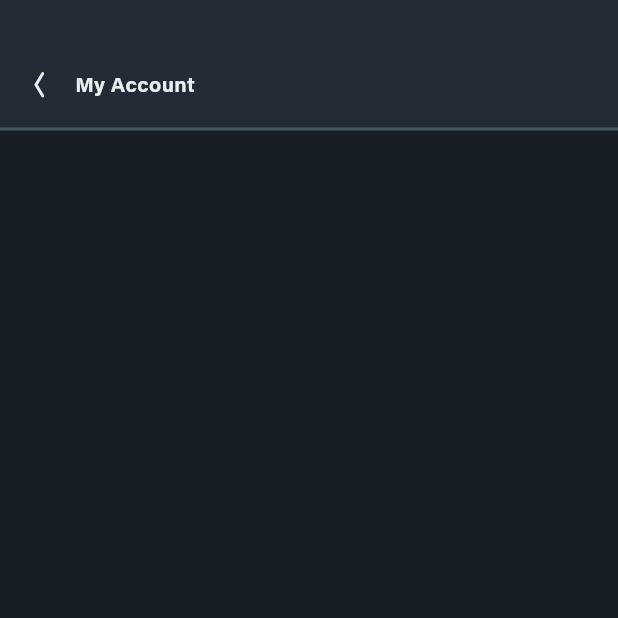
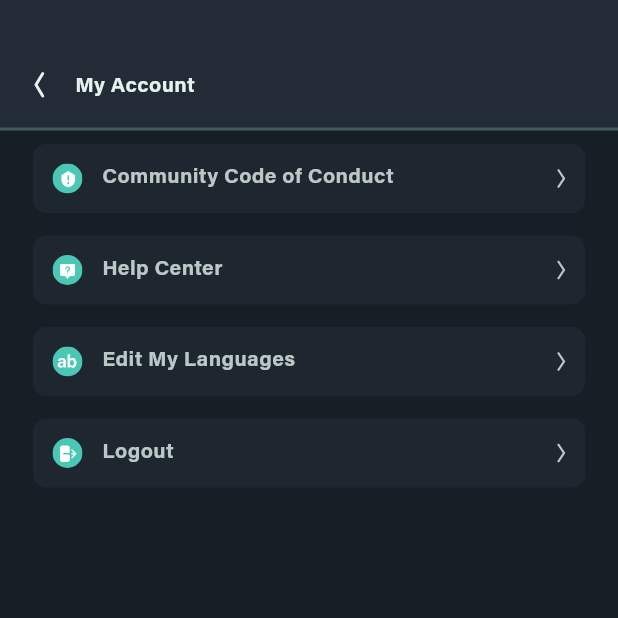
Before and after one commit to aditechdev/arre_assignment_flutter, a Flutter app: the screen it shows after launch, on a phone screen of 412 x 824 dp, the top half of it. Run offline on Flutter 3.47's test engine with Material 2 defaults, Android fonts, the phone set to English and light mode, and no system bars; our stand-ins replace flutter_svg; missing offline and left inert: color_log; project files that could hold a hidden picture were left out.

Commit message:
:sparkles: Created Button for My Account

```diff
--- /dev/null
+++ b/lib/component/myAccountComponent/custom_elevated_button.dart
@@ -0,0 +1,54 @@
+import 'package:arre_assignment_flutter/config/text_style.dart' as tstyle;
+import 'package:arre_assignment_flutter/config/theme/theme_manager.dart';
+import 'package:flutter/material.dart';
+import 'package:flutter_svg/flutter_svg.dart';
+
+class CustomElevatedButtonWidget extends StatelessWidget {
+  const CustomElevatedButtonWidget(
+      {super.key,
+      required this.prefixIcon,
+      required this.title,
+      required this.suffixIcon});
+  final String prefixIcon;
+  final String title;
+  final String suffixIcon;
+
+  @override
+  Widget build(BuildContext context) {
+    var th = theme.currentTheme;
+
+    return GestureDetector(
+      onTap: () {},
+      child: Container(
+        padding: const EdgeInsets.all(13),
+        margin: const EdgeInsets.only(bottom: 15),
+        decoration: BoxDecoration(
+          color: th.btnBackgroundColor,
+          borderRadius: BorderRadius.circular(9),
+        ),
+        child: Row(
+          children: [
+            SvgPicture.asset(
+              prefixIcon,
+              height: 20,
+              width: 20,
+            ),
+            const SizedBox(
+              width: 13,
+            ),
+            Text(
+              title,
+              style: tstyle.btnTextStyle,
+            ),
+            const Spacer(),
+            SvgPicture.asset(
+              suffixIcon,
+              // width: 20,
+              // height: 20,
+            ),
+          ],
+        ),
+      ),
+    );
+  }
+}
--- /dev/null
+++ b/lib/component/myAccountComponent/my_account_lib.dart
@@ -0,0 +1,3 @@
+library my_account_componet;
+
+export './custom_elevated_button.dart';
--- a/lib/config/text_style.dart
+++ b/lib/config/text_style.dart
@@ -10,3 +10,9 @@ TextStyle appBarTitleTextStyle = TextStyle(
   fontFamily: fontAcumin,
   fontWeight: FontWeight.bold,
 );
+TextStyle btnTextStyle = TextStyle(
+  fontSize: 14,
+  color: th.btnTextColor,
+  fontFamily: fontAcumin,
+  fontWeight: FontWeight.w700,
+);
--- a/lib/config/theme/abstract_theme.dart
+++ b/lib/config/theme/abstract_theme.dart
@@ -11,4 +11,9 @@ abstract class ColorTheme {
 
   // Scafold
   Color get scaffoldBackgroundColor;
+
+  // Solid Button
+  Color get btnBackgroundColor;
+  Color get btnTextColor;
+
 }
--- a/lib/config/theme/theme_collection/light_theme.dart
+++ b/lib/config/theme/theme_collection/light_theme.dart
@@ -19,4 +19,10 @@ class LightThemeColors implements ColorTheme {
 
   @override
   Color get appBarTitleColor => const Color(0xffE4F1EE);
+
+  @override
+  Color get btnBackgroundColor => Color(0xff1E2630);
+
+  @override
+  Color get btnTextColor => Color(0xffBCC8C8);
 }
--- a/lib/features/my_account_screen.dart
+++ b/lib/features/my_account_screen.dart
@@ -1,8 +1,10 @@
 import 'package:arre_assignment_flutter/component/custom_app_bar.dart';
+import 'package:arre_assignment_flutter/component/myAccountComponent/my_account_lib.dart'
+    as wid;
+
 import 'package:arre_assignment_flutter/config/r.dart';
 import 'package:arre_assignment_flutter/config/theme/theme_manager.dart';
 import 'package:flutter/material.dart';
-import 'package:flutter_svg/flutter_svg.dart';
 
 class MyAccountScreen extends StatelessWidget {
   const MyAccountScreen({
@@ -17,12 +19,34 @@ class MyAccountScreen extends StatelessWidget {
       appBar: const CustomAppBar(
         appBarTitle: "My Account",
       ),
-      body: Column(
-        crossAxisAlignment: CrossAxisAlignment.start,
-        mainAxisAlignment: MainAxisAlignment.start,
-        children: [
-
-        ],
+      body: Padding(
+        padding: const EdgeInsets.symmetric(horizontal: 22, vertical: 9),
+        child: Column(
+          crossAxisAlignment: CrossAxisAlignment.start,
+          mainAxisAlignment: MainAxisAlignment.start,
+          children: [
+            wid.CustomElevatedButtonWidget(
+              prefixIcon: AssetIcon.communityCodeOfConductIcon,
+              suffixIcon: AssetIcon.rightArrowIcon,
+              title: "Community Code of Conduct",
+            ),
+            wid.CustomElevatedButtonWidget(
+              prefixIcon: AssetIcon.helpCenterIcon,
+              suffixIcon: AssetIcon.rightArrowIcon,
+              title: "Help Center",
+            ),
+            wid.CustomElevatedButtonWidget(
+              prefixIcon: AssetIcon.editMyLanguageIcon,
+              suffixIcon: AssetIcon.rightArrowIcon,
+              title: "Edit My Languages",
+            ),
+            wid.CustomElevatedButtonWidget(
+              prefixIcon: AssetIcon.logOutIcon,
+              suffixIcon: AssetIcon.rightArrowIcon,
+              title: "Logout",
+            ),
+          ],
+        ),
       ),
     );
     // Scaffold(
```
